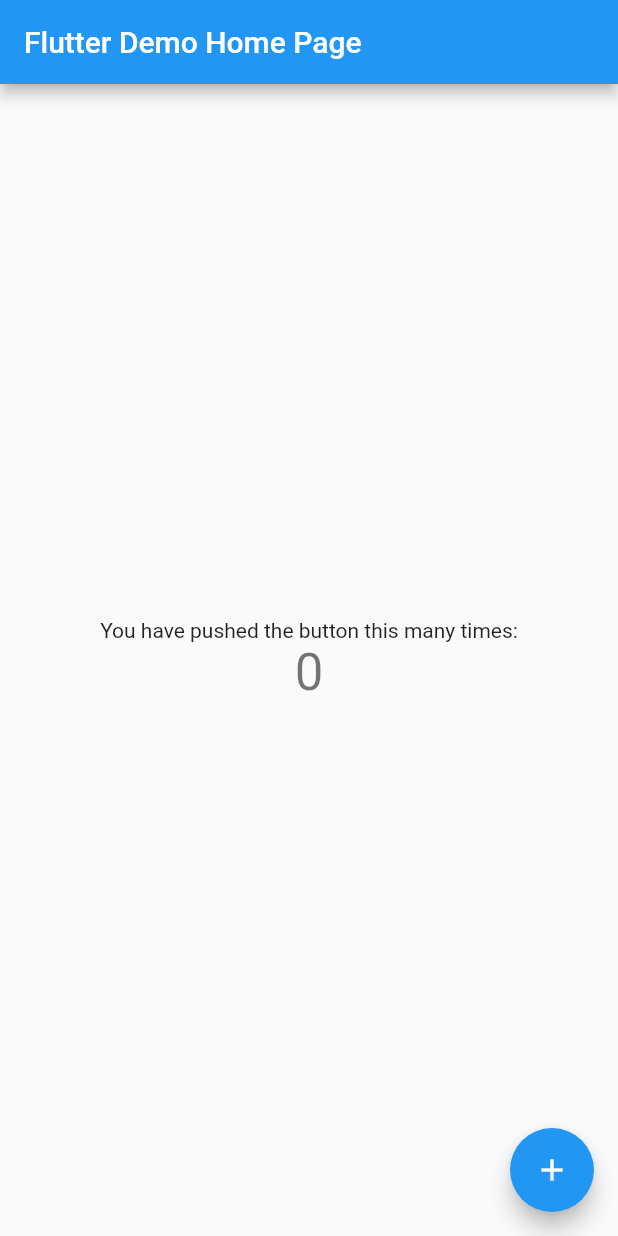
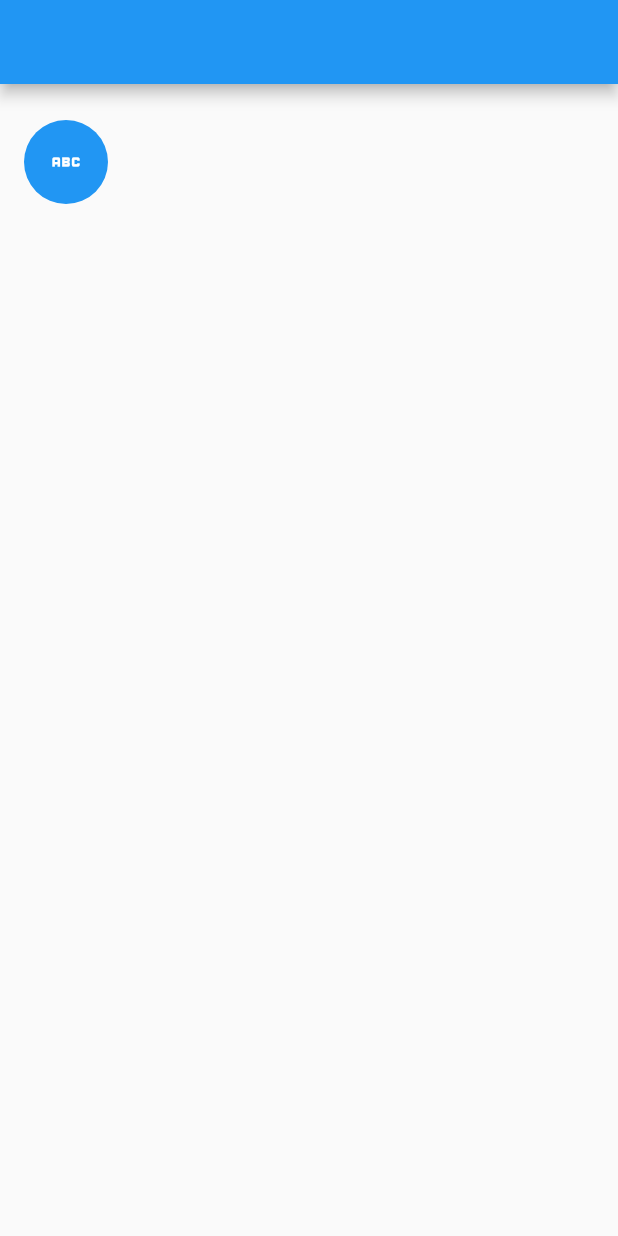
Before and after one commit to martinchoC/Flutter-tutorials, a Flutter app: the screen it shows after launch, on a phone screen of 412 x 824 dp. Run offline on Flutter 3.47's test engine with Material 2 defaults, Android fonts, the phone set to English and light mode, and no system bars.

Commit message:
conteiner added with some properties

```diff
--- a/flutter_components/components_02_container/lib/main.dart
+++ b/flutter_components/components_02_container/lib/main.dart
@@ -6,22 +6,11 @@ void main() {
 
 class MyApp extends StatelessWidget {
   const MyApp({Key? key}) : super(key: key);
-
-  // This widget is the root of your application.
   @override
   Widget build(BuildContext context) {
     return MaterialApp(
       title: 'Flutter Demo',
       theme: ThemeData(
-        // This is the theme of your application.
-        //
-        // Try running your application with "flutter run". You'll see the
-        // application has a blue toolbar. Then, without quitting the app, try
-        // changing the primarySwatch below to Colors.green and then invoke
-        // "hot reload" (press "r" in the console where you ran "flutter run",
-        // or simply save your changes to "hot reload" in a Flutter IDE).
-        // Notice that the counter didn't reset back to zero; the application
-        // is not restarted.
         primarySwatch: Colors.blue,
       ),
       home: const MyHomePage(title: 'Flutter Demo Home Page'),
@@ -32,15 +21,6 @@ class MyApp extends StatelessWidget {
 class MyHomePage extends StatefulWidget {
   const MyHomePage({Key? key, required this.title}) : super(key: key);
 
-  // This widget is the home page of your application. It is stateful, meaning
-  // that it has a State object (defined below) that contains fields that affect
-  // how it looks.
-
-  // This class is the configuration for the state. It holds the values (in this
-  // case the title) provided by the parent (in this case the App widget) and
-  // used by the build method of the State. Fields in a Widget subclass are
-  // always marked "final".
-
   final String title;
 
   @override
@@ -48,68 +28,20 @@ class MyHomePage extends StatefulWidget {
 }
 
 class _MyHomePageState extends State<MyHomePage> {
-  int _counter = 0;
-
-  void _incrementCounter() {
-    setState(() {
-      // This call to setState tells the Flutter framework that something has
-      // changed in this State, which causes it to rerun the build method below
-      // so that the display can reflect the updated values. If we changed
-      // _counter without calling setState(), then the build method would not be
-      // called again, and so nothing would appear to happen.
-      _counter++;
-    });
-  }
-
   @override
   Widget build(BuildContext context) {
-    // This method is rerun every time setState is called, for instance as done
-    // by the _incrementCounter method above.
-    //
-    // The Flutter framework has been optimized to make rerunning build methods
-    // fast, so that you can just rebuild anything that needs updating rather
-    // than having to individually change instances of widgets.
     return Scaffold(
-      appBar: AppBar(
-        // Here we take the value from the MyHomePage object that was created by
-        // the App.build method, and use it to set our appbar title.
-        title: Text(widget.title),
-      ),
-      body: Center(
-        // Center is a layout widget. It takes a single child and positions it
-        // in the middle of the parent.
-        child: Column(
-          // Column is also a layout widget. It takes a list of children and
-          // arranges them vertically. By default, it sizes itself to fit its
-          // children horizontally, and tries to be as tall as its parent.
-          //
-          // Invoke "debug painting" (press "p" in the console, choose the
-          // "Toggle Debug Paint" action from the Flutter Inspector in Android
-          // Studio, or the "Toggle Debug Paint" command in Visual Studio Code)
-          // to see the wireframe for each widget.
-          //
-          // Column has various properties to control how it sizes itself and
-          // how it positions its children. Here we use mainAxisAlignment to
-          // center the children vertically; the main axis here is the vertical
-          // axis because Columns are vertical (the cross axis would be
-          // horizontal).
-          mainAxisAlignment: MainAxisAlignment.center,
-          children: <Widget>[
-            const Text(
-              'You have pushed the button this many times:',
-            ),
-            Text(
-              '$_counter',
-              style: Theme.of(context).textTheme.headline4,
-            ),
-          ],
+      appBar: AppBar(),
+      body: Container(
+        margin: const EdgeInsets.only(top: 24, left: 16),
+        decoration:
+            const BoxDecoration(shape: BoxShape.circle, color: Colors.blue),
+        padding: const EdgeInsets.all(16),
+        child: const Icon(
+          Icons.abc,
+          color: Colors.white,
         ),
       ),
-      floatingActionButton: FloatingActionButton(
-        onPressed: _incrementCounter,
-        tooltip: 'Increment',
-        child: const Icon(Icons.add),
-      ), // This trailing comma makes auto-formatting nicer for build methods.
     );
   }
 }
```
